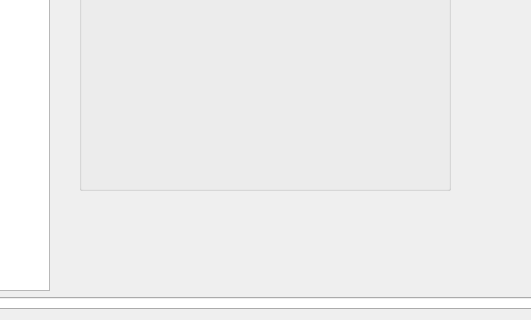
Old version of the form src/ui/LogFragment.ui in the repository dmarc0001/spx42Control; both pictures show x 352 to 883 and y 394 to 714 of the 1214 by 714 pixel window.
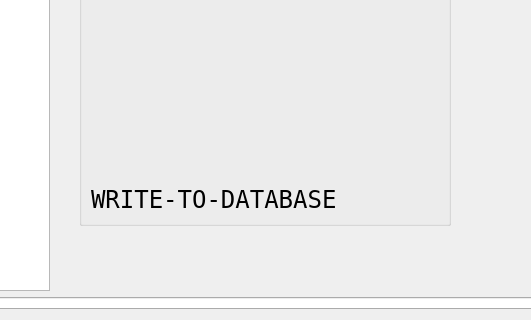
New version of the form.

```diff
--- a/src/ui/LogFragment.ui
+++ b/src/ui/LogFragment.ui
@@ -329,6 +329,27 @@
               </property>
              </widget>
             </item>
+            <item>
+             <widget class="QLabel" name="dbWriteNumLabel">
+              <property name="sizePolicy">
+               <sizepolicy hsizetype="Expanding" vsizetype="Preferred">
+                <horstretch>0</horstretch>
+                <verstretch>0</verstretch>
+               </sizepolicy>
+              </property>
+              <property name="font">
+               <font>
+                <pointsize>18</pointsize>
+               </font>
+              </property>
+              <property name="text">
+               <string>WRITE-TO-DATABASE</string>
+              </property>
+              <property name="margin">
+               <number>6</number>
+              </property>
+             </widget>
+            </item>
            </layout>
           </widget>
          </item>
```
Left out of the diff: 2 changed lines with no effect on the pictures.
